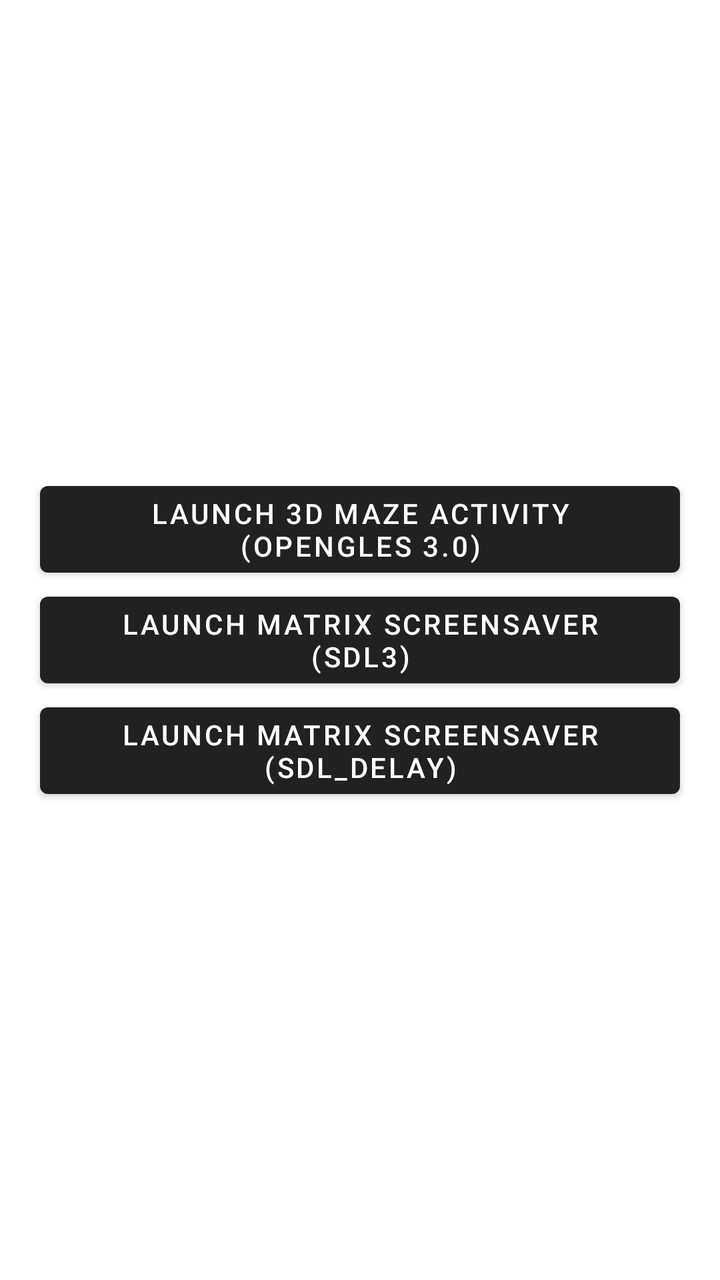
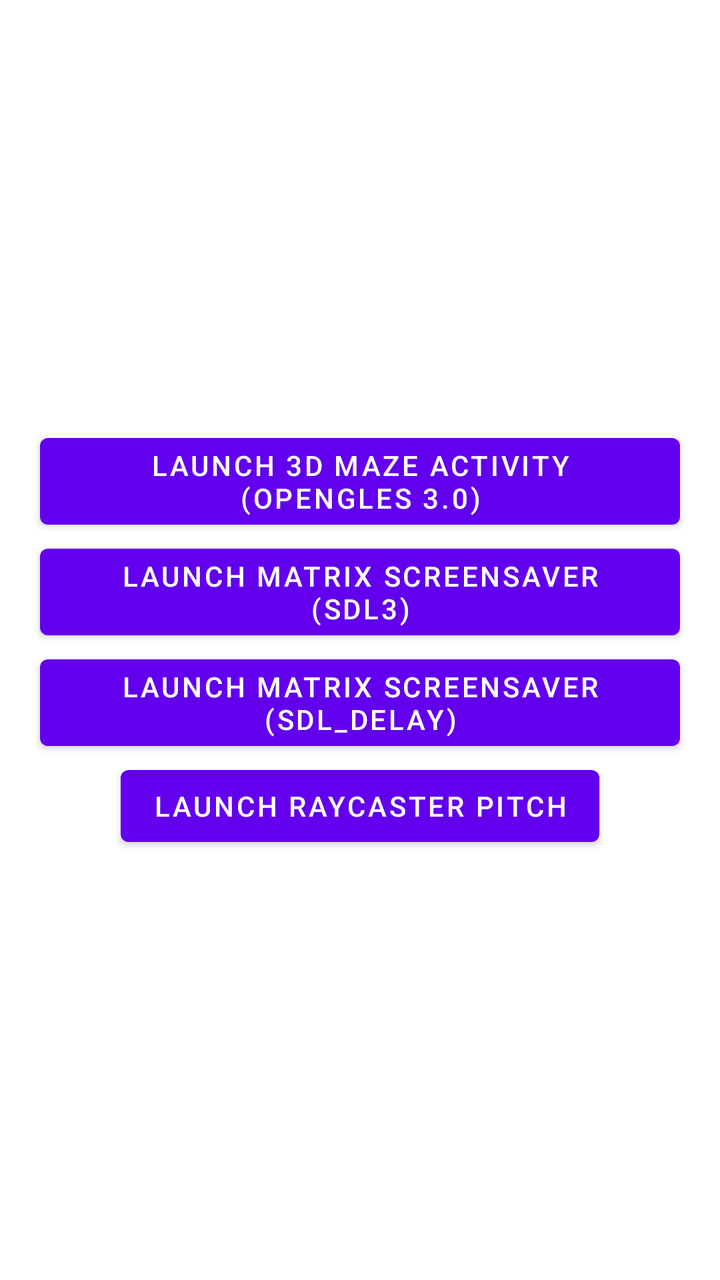

The first picture is an Android layout as it rendered before a commit; the second is the same layout after the commit. The layout source and the unified diff follow.
<!-- AndroidManifest.xml: activity theme Theme.Testsdl -->
<!-- res/layout/activity_main.xml -->
<?xml version="1.0" encoding="utf-8"?>
<LinearLayout xmlns:android="http://schemas.android.com/apk/res/android"
    android:layout_width="match_parent"
    android:layout_height="match_parent"
    android:gravity="center"
    android:orientation="vertical"
    android:padding="16dp">

    <Button
        android:id="@+id/launchButton"
        android:layout_width="wrap_content"
        android:layout_height="wrap_content"
        android:text="@string/launch_3d_maze_activity_opengles_3_0" />
    <Button
        android:id="@+id/button_matrix"
        android:layout_width="wrap_content"
        android:layout_height="wrap_content"
        android:text="@string/launch_matrix_screensaver_sdl3" />
    <Button
        android:id="@+id/button_matrix_sdl_delay"
        android:layout_width="wrap_content"
        android:layout_height="wrap_content"
        android:text="@string/launch_matrix_screensaver_sdl_delay" />
</LinearLayout>
<!-- resources referenced by this layout -->
<resources>
  <string name="launch_3d_maze_activity_opengles_3_0">Launch 3D Maze Activity (OpenglES 3.0)</string>
  <string name="launch_matrix_screensaver_sdl3">Launch Matrix Screensaver (SDL3)</string>
  <string name="launch_matrix_screensaver_sdl_delay">Launch Matrix Screensaver (SDL_Delay)</string>
  <style name="Theme.Testsdl" parent="Theme.MaterialComponents.DayNight.DarkActionBar" />
</resources>

<!-- the commit's change to res/layout/activity_main.xml (unified diff, before → after) -->
@@ -21,4 +21,9 @@
         android:layout_width="wrap_content"
         android:layout_height="wrap_content"
         android:text="@string/launch_matrix_screensaver_sdl_delay" />
+    <Button
+        android:id="@+id/button_raycaster_pitch"
+        android:layout_width="wrap_content"
+        android:layout_height="wrap_content"
+        android:text="@string/launch_raycaster_pitch" />
 </LinearLayout>
<!-- resource entries referenced after the edit -->
@@ -3,6 +3,7 @@
   <string name="launch_3d_maze_activity_opengles_3_0">Launch 3D Maze Activity (OpenglES 3.0)</string>
   <string name="launch_matrix_screensaver_sdl3">Launch Matrix Screensaver (SDL3)</string>
   <string name="launch_matrix_screensaver_sdl_delay">Launch Matrix Screensaver (SDL_Delay)</string>
-  <style name="Theme.Testsdl" parent="Theme.MaterialComponents.DayNight.DarkActionBar" />
+  <string name="launch_raycaster_pitch">Launch Raycaster Pitch</string>
+  <style name="Theme.Testsdl" parent="Theme.MaterialComponents.DayNight" />
 </resources>
 
